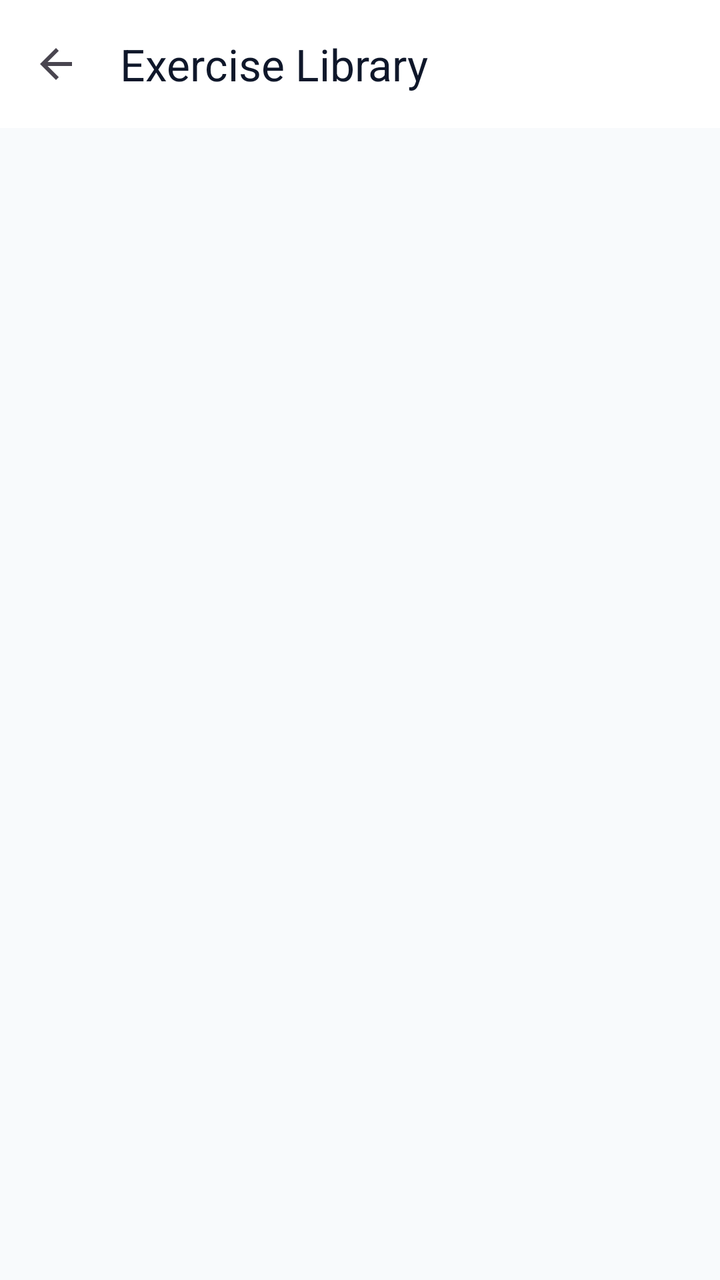
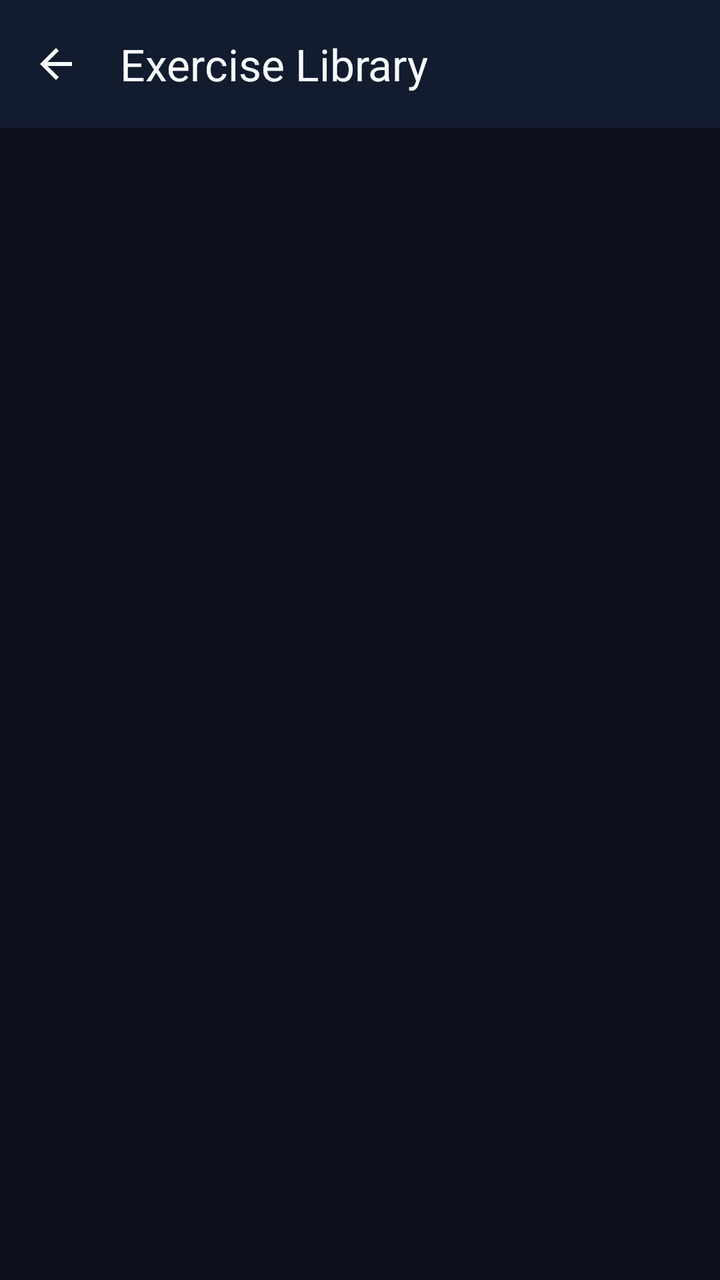

The first picture is an Android layout as it rendered before a commit; the second is the same layout after the commit. The layout source and the unified diff follow.
<!-- AndroidManifest.xml: application theme Theme.BackHealth -->
<!-- res/layout/activity_exercise_library.xml -->
<?xml version="1.0" encoding="utf-8"?>
<LinearLayout xmlns:android="http://schemas.android.com/apk/res/android"
    xmlns:app="http://schemas.android.com/apk/res-auto"
    android:layout_width="match_parent"
    android:layout_height="match_parent"
    android:background="@color/background_light"
    android:orientation="vertical">

    <com.google.android.material.appbar.MaterialToolbar
        android:id="@+id/toolbarLibrary"
        android:layout_width="match_parent"
        android:layout_height="?attr/actionBarSize"
        android:background="@color/surface_card"
        app:navigationIcon="?attr/homeAsUpIndicator"
        app:title="Exercise Library"
        app:titleTextColor="@color/text_primary" />

    <androidx.recyclerview.widget.RecyclerView
        android:id="@+id/rvExercises"
        android:layout_width="match_parent"
        android:layout_height="match_parent"
        android:clipToPadding="false"
        android:padding="16dp" />

</LinearLayout>
<!-- resources referenced by this layout -->
<resources>
  <color name="background_light">#F8FAFC</color>
  <color name="surface_card">#FFFFFF</color>
  <color name="text_primary">#0F172A</color>
  <style name="Theme.BackHealth" parent="Theme.Material3.DayNight.NoActionBar">
          <item name="colorPrimary">@color/teal_primary</item>
          <item name="colorPrimaryDark">@color/teal_primary_dark</item>
          <item name="colorSecondary">@color/amber_accent</item>
          <item name="android:statusBarColor">@color/background_light</item>
          <item name="android:windowLightStatusBar">true</item>
          <item name="android:windowBackground">@color/background_light</item>
      </style>
  <color name="teal_primary">#0D9488</color>
  <color name="teal_primary_dark">#0F766E</color>
  <color name="amber_accent">#F59E0B</color>
</resources>

<!-- the commit's change to res/layout/activity_exercise_library.xml (unified diff, before → after) -->
@@ -12,6 +12,7 @@
         android:layout_height="?attr/actionBarSize"
         android:background="@color/surface_card"
         app:navigationIcon="?attr/homeAsUpIndicator"
+        app:navigationIconTint="@color/text_primary"
         app:title="Exercise Library"
         app:titleTextColor="@color/text_primary" />
 
<!-- resource entries referenced after the edit -->
@@ -1,18 +1,19 @@
 <!-- resources referenced by this layout -->
 <resources>
-  <color name="background_light">#F8FAFC</color>
-  <color name="surface_card">#FFFFFF</color>
-  <color name="text_primary">#0F172A</color>
+  <color name="background_light">#0B0F19</color>
+  <color name="surface_card">#131B2E</color>
+  <color name="text_primary">#F8FAFC</color>
   <style name="Theme.BackHealth" parent="Theme.Material3.DayNight.NoActionBar">
           <item name="colorPrimary">@color/teal_primary</item>
           <item name="colorPrimaryDark">@color/teal_primary_dark</item>
           <item name="colorSecondary">@color/amber_accent</item>
-          <item name="android:statusBarColor">@color/background_light</item>
-          <item name="android:windowLightStatusBar">true</item>
-          <item name="android:windowBackground">@color/background_light</item>
+          <item name="android:statusBarColor">@color/bg_obsidian</item>
+          <item name="android:windowLightStatusBar">false</item>
+          <item name="android:windowBackground">@color/bg_obsidian</item>
       </style>
-  <color name="teal_primary">#0D9488</color>
+  <color name="teal_primary">#14B8A6</color>
   <color name="teal_primary_dark">#0F766E</color>
-  <color name="amber_accent">#F59E0B</color>
+  <color name="amber_accent">#FBBF24</color>
+  <color name="bg_obsidian">#0B0F19</color>
 </resources>
 
